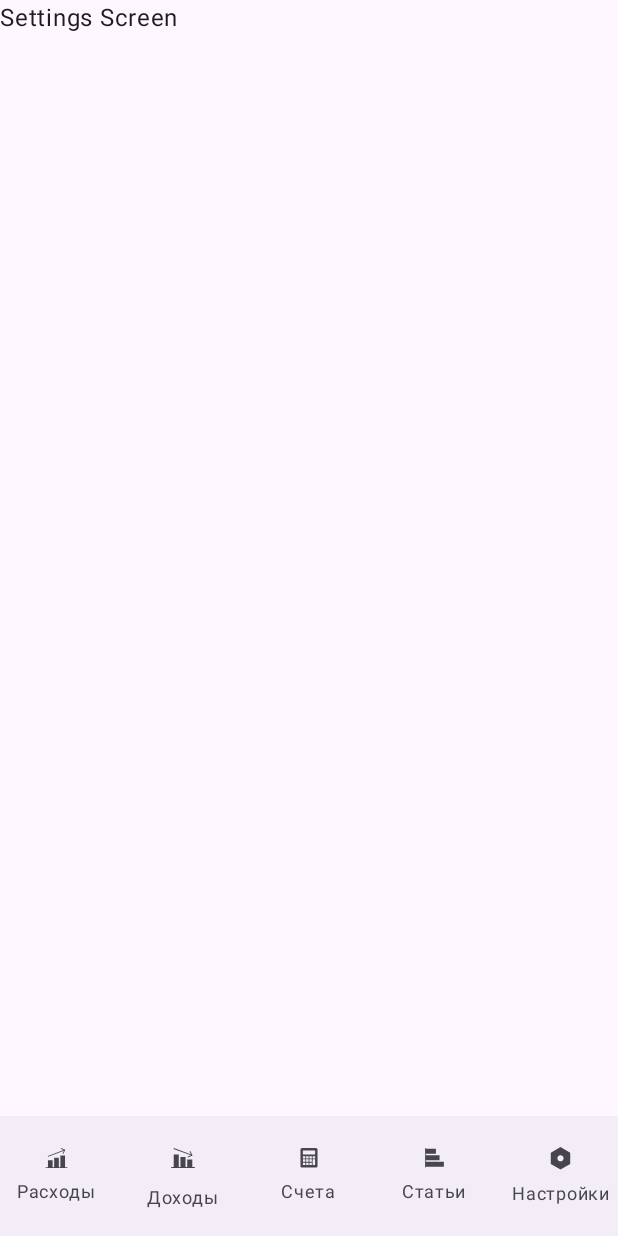
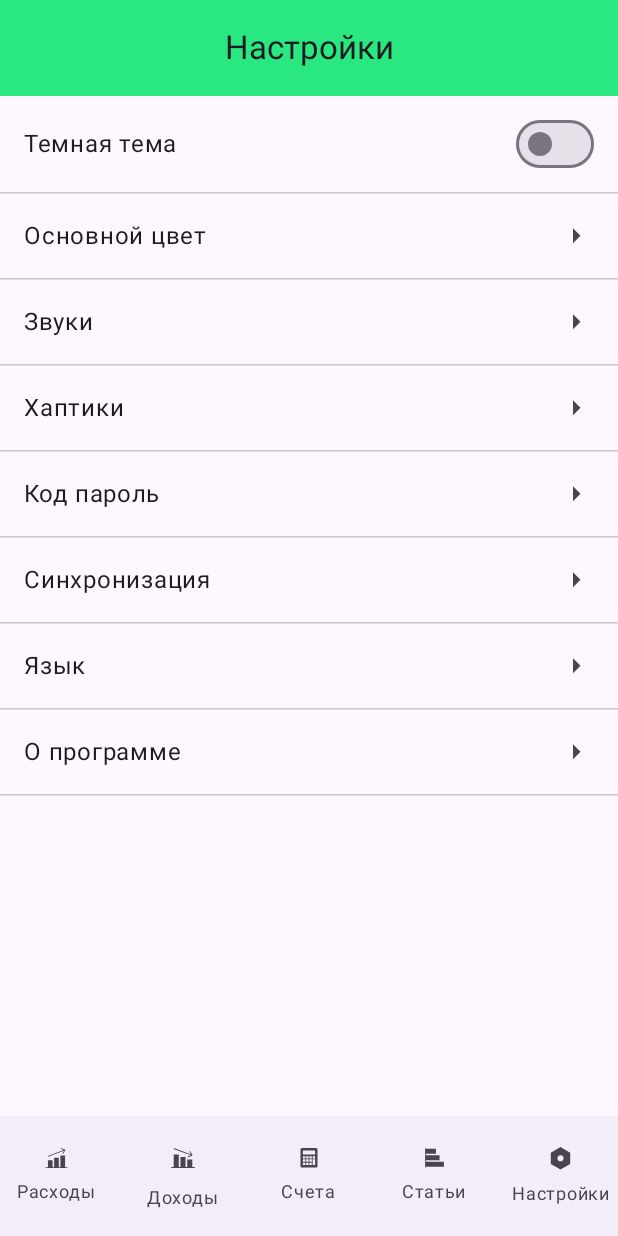
Before and after one commit to mrgregari/FinancialApp, an Android app built with Jetpack Compose: the composable MainScaffold called with empty values, item 5 of the bottom bar chosen, on a phone screen of 412 x 824 dp. Run offline under Robolectric (Android 15) with nearby library versions, the phone set to English and light mode, and no system bars.

Commit message:
settings screen

```diff
--- a/app/src/main/java/com/example/financialapp/ui/screens/CategoriesScreen.kt
+++ b/app/src/main/java/com/example/financialapp/ui/screens/CategoriesScreen.kt
@@ -1,7 +1,6 @@
 package com.example.financialapp.ui.screens
 
 import androidx.compose.foundation.ExperimentalFoundationApi
-import androidx.compose.foundation.layout.Column
 import androidx.compose.foundation.layout.fillMaxSize
 import androidx.compose.foundation.layout.fillMaxWidth
 import androidx.compose.foundation.layout.height
@@ -11,21 +10,16 @@ import androidx.compose.foundation.lazy.items
 import androidx.compose.material3.CenterAlignedTopAppBar
 import androidx.compose.material3.ExperimentalMaterial3Api
 import androidx.compose.material3.HorizontalDivider
-import androidx.compose.material3.Icon
-import androidx.compose.material3.IconButton
 import androidx.compose.material3.MaterialTheme
 import androidx.compose.material3.Scaffold
 import androidx.compose.material3.Text
 import androidx.compose.material3.TopAppBarDefaults
 import androidx.compose.runtime.Composable
 import androidx.compose.ui.Modifier
-import androidx.compose.ui.res.painterResource
 import androidx.compose.ui.unit.dp
-import com.example.financialapp.R
 import com.example.financialapp.domain.model.Category
 import com.example.financialapp.ui.components.CustomListItem
 import com.example.financialapp.ui.components.SearchBar
-import com.example.financialapp.ui.utils.formatNumber
 
 @OptIn(ExperimentalMaterial3Api::class, ExperimentalFoundationApi::class)
 @Composable
--- a/app/src/main/java/com/example/financialapp/ui/screens/SettingsScreen.kt
+++ b/app/src/main/java/com/example/financialapp/ui/screens/SettingsScreen.kt
@@ -1,11 +1,76 @@
 package com.example.financialapp.ui.screens
 
+import androidx.compose.foundation.layout.Column
+import androidx.compose.foundation.layout.padding
+import androidx.compose.material3.CenterAlignedTopAppBar
+import androidx.compose.material3.ExperimentalMaterial3Api
+import androidx.compose.material3.HorizontalDivider
+import androidx.compose.material3.ListItem
+import androidx.compose.material3.MaterialTheme
+import androidx.compose.material3.Scaffold
+import androidx.compose.material3.Switch
 import androidx.compose.material3.Text
+import androidx.compose.material3.TopAppBarDefaults
 import androidx.compose.runtime.Composable
+import androidx.compose.runtime.getValue
+import androidx.compose.runtime.mutableStateOf
+import androidx.compose.runtime.remember
+import androidx.compose.runtime.setValue
+import androidx.compose.ui.Modifier
+import androidx.compose.ui.res.painterResource
+import com.example.financialapp.R
+import com.example.financialapp.ui.components.CustomListItem
 
+@OptIn(ExperimentalMaterial3Api::class)
 @Composable
 fun SettingsScreen() {
-    Text(
-        text = "Settings Screen",
+    var isDarkTheme by remember { mutableStateOf(false) }
+
+    val settings = listOf(
+        "Темная тема" to true,
+        "Основной цвет" to false,
+        "Звуки" to false,
+        "Хаптики" to false,
+        "Код пароль" to false,
+        "Синхронизация" to false,
+        "Язык" to false,
+        "О программе" to false
     )
+
+    Scaffold(
+        topBar = {
+            CenterAlignedTopAppBar(
+                title = { Text("Настройки") },
+                colors = TopAppBarDefaults.centerAlignedTopAppBarColors(
+                    containerColor = MaterialTheme.colorScheme.primary,
+                    titleContentColor = MaterialTheme.colorScheme.onSurface
+                )
+            )
+        }
+    ) { innerPadding ->
+        Column(
+            modifier = Modifier.padding(innerPadding)
+        ) {
+            settings.forEach { (title, isSwitch) ->
+                if (isSwitch) {
+                    ListItem(
+                        headlineContent = { Text(title) },
+                        trailingContent = {
+                            Switch(
+                                checked = isDarkTheme,
+                                onCheckedChange = { isDarkTheme = it }
+                            )
+                        }
+                    )
+                } else {
+                    CustomListItem(
+                        title = title,
+                        showArrow = true,
+                        arrowIcon = painterResource(R.drawable.arrow_right)
+                    )
+                }
+                HorizontalDivider()
+            }
+        }
+    }
 }
```
